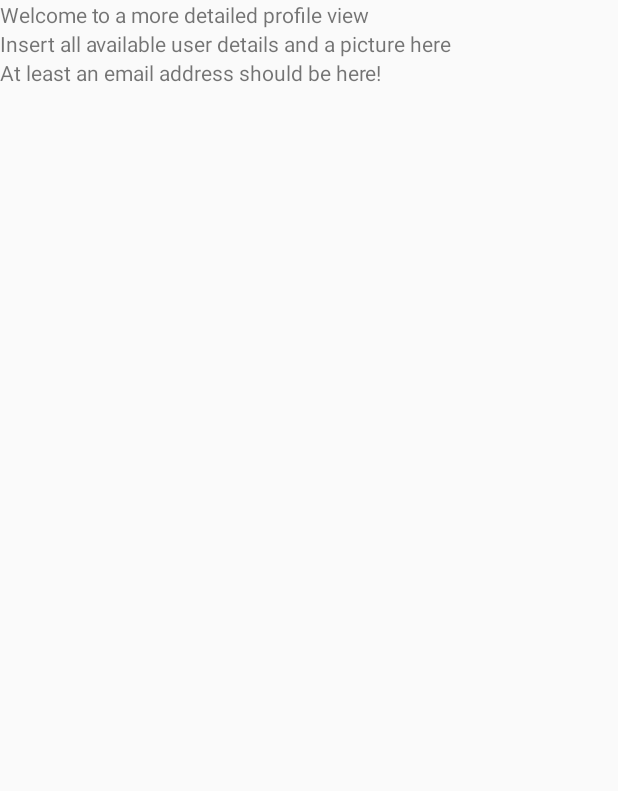
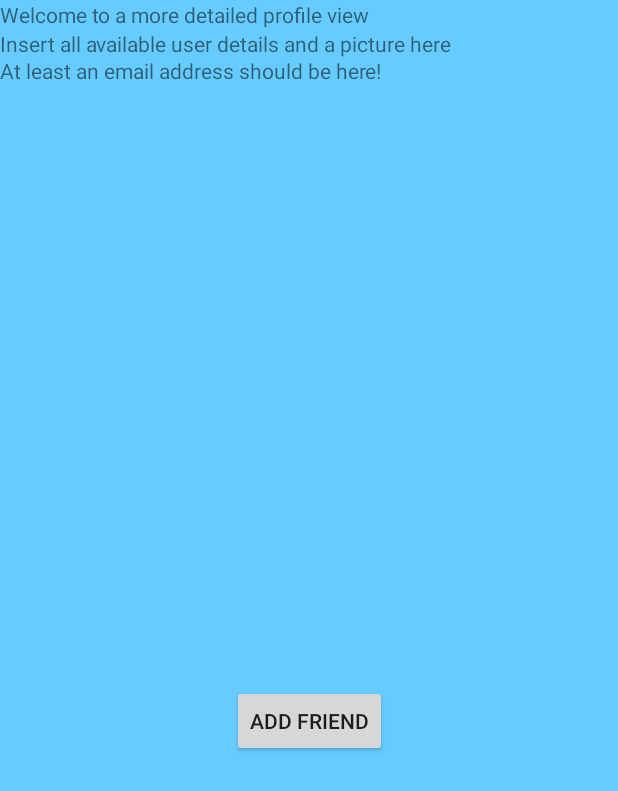
Before and after one commit to Randy424/MobileProgrammingProject1, an Android app: the layout fragment_profile_detail.xml on its own in the app's theme, with its tools: preview values and no code run, on a phone screen of 412 x 824 dp. Shown: the top 791 px of the screen. Run offline under Robolectric (Android 15) with nearby library versions, the phone set to English and light mode, and no system bars.

Commit message:
Updated profile detail UI to constraint layout, added Add Friend Button and changed background color.

```diff
--- a/app/src/main/res/layout/fragment_profile_detail.xml
+++ b/app/src/main/res/layout/fragment_profile_detail.xml
@@ -1,30 +1,68 @@
 <?xml version="1.0" encoding="utf-8"?>
 <FrameLayout xmlns:android="http://schemas.android.com/apk/res/android"
+    xmlns:app="http://schemas.android.com/apk/res-auto"
     xmlns:tools="http://schemas.android.com/tools"
     android:layout_width="match_parent"
     android:layout_height="match_parent"
     tools:context=".ProfileDetailFragment">
-    <LinearLayout
+
+    <android.support.constraint.ConstraintLayout
+        android:id="@+id/linearLayout"
         android:layout_width="match_parent"
-        android:layout_height="match_parent"
-        android:orientation="vertical">
-    <!-- TODO: Update blank fragment layout -->
+        android:layout_height="match_parent">
+        <!-- TODO: Update blank fragment layout -->
+
+        <ImageView
+            android:id="@+id/background_blue"
+            android:layout_width="0dp"
+            android:layout_height="0dp"
+            android:src="@color/gradient"
+            app:layout_constraintBottom_toBottomOf="parent"
+            app:layout_constraintEnd_toEndOf="parent"
+            app:layout_constraintStart_toStartOf="parent"
+            app:layout_constraintTop_toTopOf="parent" />
+
         <TextView
             android:id="@+id/profDetTitle"
-            android:layout_width="match_parent"
+            android:layout_width="0dp"
             android:layout_height="wrap_content"
-            android:text="Welcome to a more detailed profile view" />
+            android:text="Welcome to a more detailed profile view"
+            app:layout_constraintEnd_toEndOf="parent"
+            app:layout_constraintStart_toStartOf="parent"
+            app:layout_constraintTop_toTopOf="parent" />
+
         <TextView
             android:id="@+id/profDetSubTitle"
-            android:layout_width="match_parent"
+            android:layout_width="0dp"
             android:layout_height="wrap_content"
-            android:text="Insert all available user details and a picture here" />
+            android:text="Insert all available user details and a picture here"
+            app:layout_constraintEnd_toEndOf="parent"
+            app:layout_constraintStart_toStartOf="parent"
+            app:layout_constraintTop_toBottomOf="@+id/profDetTitle" />
+
         <TextView
             android:id="@+id/profDetEmail"
-            android:layout_width="match_parent"
+            android:layout_width="0dp"
             android:layout_height="wrap_content"
-            android:text="At least an email address should be here!" />
-    </LinearLayout>
+            android:layout_marginTop="18dp"
+            android:text="At least an email address should be here!"
+            app:layout_constraintEnd_toEndOf="parent"
+            app:layout_constraintStart_toStartOf="parent"
+            app:layout_constraintTop_toTopOf="@+id/profDetSubTitle" />
+
+        <Button
+            android:id="@+id/friendButton"
+            android:layout_width="wrap_content"
+            android:layout_height="wrap_content"
+            android:layout_marginTop="400dp"
+            android:text="Add Friend"
+            app:layout_constraintEnd_toEndOf="parent"
+            app:layout_constraintLeft_toLeftOf="parent"
+            app:layout_constraintRight_toRightOf="parent"
+            app:layout_constraintStart_toStartOf="parent"
+            app:layout_constraintTop_toBottomOf="@+id/profDetEmail" />
+
+    </android.support.constraint.ConstraintLayout>
 
 
 </FrameLayout>
```
